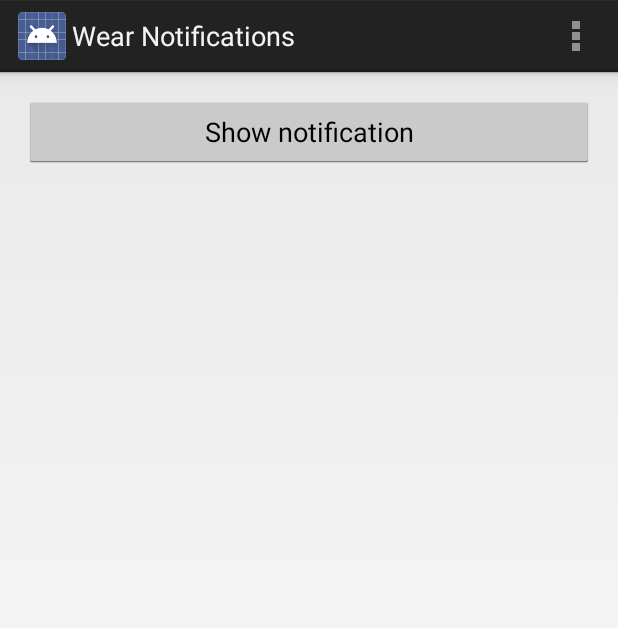
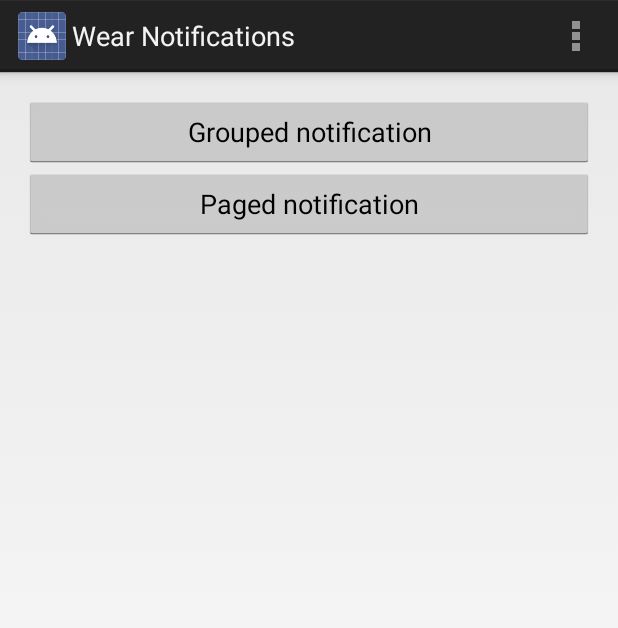
Before and after one commit to gdg-indy/android-wear-notifications, an Android app: the screen it shows after launch (MyActivity), on a phone screen of 412 x 824 dp. Shown: the top 628 px of the screen. Run offline under Robolectric (Android 15) with nearby library versions, the phone set to English and light mode, and no system bars.

Commit message:
Refactored code for different classes for different notification types

```diff
--- a/WearNotifications/mobile/src/main/java/com/gdgindy/wearnotifications/Notifications.java
+++ b/WearNotifications/mobile/src/main/java/com/gdgindy/wearnotifications/GroupedNotifications.java
@@ -7,7 +7,7 @@ import android.support.v4.app.NotificationCompat;
 import android.support.v4.app.NotificationManagerCompat;
 import android.support.v4.app.NotificationCompat.WearableExtender;
 
-public class Notifications {
+public class GroupedNotifications {
 
     private static final String NOTIFICATION_GROUP = "gdg-indy-notifications";
 
--- a/WearNotifications/mobile/src/main/java/com/gdgindy/wearnotifications/MyActivity.java
+++ b/WearNotifications/mobile/src/main/java/com/gdgindy/wearnotifications/MyActivity.java
@@ -11,7 +11,7 @@ import android.widget.Button;
 
 public class MyActivity extends Activity {
 
-    private Button showNotificationButton;
+    private Button groupedNotificationButton;
 
     private Context context = this;
 
@@ -20,14 +20,14 @@ public class MyActivity extends Activity {
         super.onCreate(savedInstanceState);
         setContentView(R.layout.activity_my);
 
-        showNotificationButton = (Button)findViewById(R.id.show_notification_button);
-        showNotificationButton.setOnClickListener(showNotificationClickListener);
+        groupedNotificationButton = (Button)findViewById(R.id.grouped_notification_button);
+        groupedNotificationButton.setOnClickListener(showNotificationClickListener);
     }
 
     private View.OnClickListener showNotificationClickListener = new View.OnClickListener() {
         @Override
         public void onClick(View view) {
-            Notifications.showNotification(context);
+            GroupedNotifications.showNotification(context);
         }
     };
 
--- a/WearNotifications/mobile/src/main/res/layout/activity_my.xml
+++ b/WearNotifications/mobile/src/main/res/layout/activity_my.xml
@@ -10,9 +10,15 @@
     tools:context=".MyActivity">
 
     <Button
-        android:id="@+id/show_notification_button"
+        android:id="@+id/grouped_notification_button"
         android:layout_width="match_parent"
         android:layout_height="wrap_content"
-        android:text="@string/show_notification"/>
+        android:text="@string/grouped_notification"/>
+
+    <Button
+        android:id="@+id/paged_notification_button"
+        android:layout_width="match_parent"
+        android:layout_height="wrap_content"
+        android:text="@string/paged_notification"/>
 
 </LinearLayout>
--- a/WearNotifications/mobile/src/main/res/values/strings.xml
+++ b/WearNotifications/mobile/src/main/res/values/strings.xml
@@ -4,7 +4,7 @@
     <string name="app_name">Wear Notifications</string>
     <string name="hello_world">Hello world!</string>
     <string name="action_settings">Settings</string>
-    <string name="show_notification">Show notification</string>
-    <string name="hide_notification">Hide notification</string>
+    <string name="grouped_notification">Grouped notification</string>
+    <string name="paged_notification">Paged notification</string>
 
 </resources>
```
Also changed, not shown: 2 other files.
